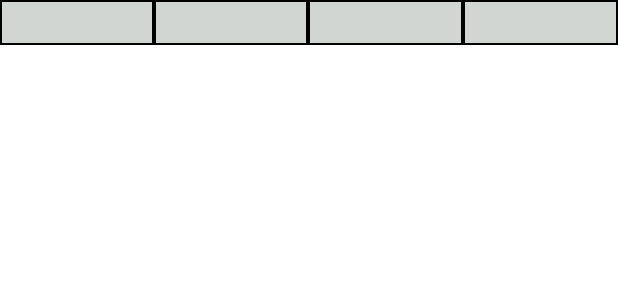
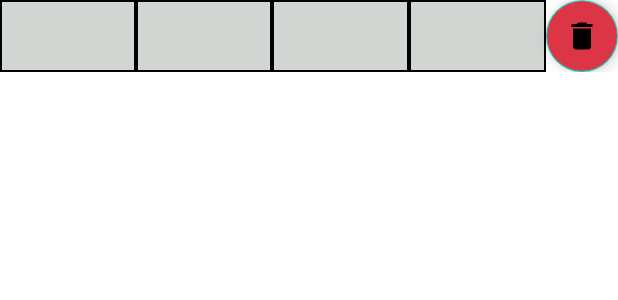
Before and after one commit to danielshapira1/MyFinance, an Android app: the layout payment_row.xml on its own in the app's theme, with its tools: preview values and no code run, on a phone screen of 412 x 824 dp. Shown: the top 300 px of the screen. Run offline under Robolectric (Android 15) with nearby library versions, the phone set to English and light mode, and no system bars.

Commit message:
V13 added a proper delete button

```diff
--- a/app/src/main/res/layout/payment_row.xml
+++ b/app/src/main/res/layout/payment_row.xml
@@ -1,9 +1,10 @@
 <?xml version="1.0" encoding="utf-8"?>
 
 <LinearLayout xmlns:android="http://schemas.android.com/apk/res/android"
+    xmlns:app="http://schemas.android.com/apk/res-auto"
     android:id="@+id/singel_ayment_layout"
     android:layout_width="match_parent"
-    android:layout_height="30dp">
+    android:layout_height="50dp">
 
     <TableLayout
         android:layout_width="match_parent"
@@ -12,48 +13,63 @@
         <TableRow
             android:layout_width="wrap_content"
             android:layout_height="match_parent"
-            android:padding="0dip"
-            >
+            android:padding="0dip">
 
             <TextView
                 android:id="@+id/costFiled"
                 android:layout_width="0dp"
-                android:layout_height="wrap_content"
+                android:layout_height="match_parent"
                 android:layout_weight="1"
                 android:background="@drawable/cell"
                 android:padding="6dip"
                 android:text=""
-                android:textAlignment="viewEnd" />
+                android:textAlignment="viewEnd"
+                android:textSize="12sp" />
 
             <TextView
                 android:id="@+id/descriptionFiled"
                 android:layout_width="0dp"
-                android:layout_height="wrap_content"
+                android:layout_height="match_parent"
                 android:layout_weight="1"
                 android:background="@drawable/cell"
                 android:padding="6dip"
                 android:text=""
-                android:textAlignment="viewEnd" />
+                android:textAlignment="viewEnd"
+                android:textSize="12sp" />
 
             <TextView
                 android:id="@+id/dateFiled"
                 android:layout_width="0dp"
-                android:layout_height="wrap_content"
+                android:layout_height="match_parent"
                 android:layout_weight="1"
                 android:background="@drawable/cell"
                 android:padding="6dip"
                 android:text=""
-                android:textAlignment="viewEnd" />
+                android:textAlignment="viewEnd"
+                android:textSize="12sp" />
 
             <TextView
                 android:id="@+id/categoryFiled"
                 android:layout_width="0dp"
-                android:layout_height="wrap_content"
+                android:layout_height="match_parent"
                 android:layout_weight="1"
                 android:background="@drawable/cell"
                 android:padding="6dip"
                 android:text=""
-                android:textAlignment="viewEnd" />
+                android:textAlignment="viewEnd"
+                android:textSize="12sp" />
+
+            <com.google.android.material.floatingactionbutton.FloatingActionButton
+                android:id="@+id/deleteButton"
+                android:layout_width="wrap_content"
+                android:layout_height="wrap_content"
+
+                android:backgroundTint="#dc3545"
+                android:clickable="true"
+                app:fabCustomSize="48dp"
+
+                app:srcCompat="@drawable/ic_baseline_delete_24" />
+
         </TableRow>
 
     </TableLayout>
```
Also changed, not shown: app/src/main/java/com/example/myfinance/MyAdapter.java (+4 -8 lines), app/src/main/res/layout/activity_main_screen.xml (+23 -6 lines).
